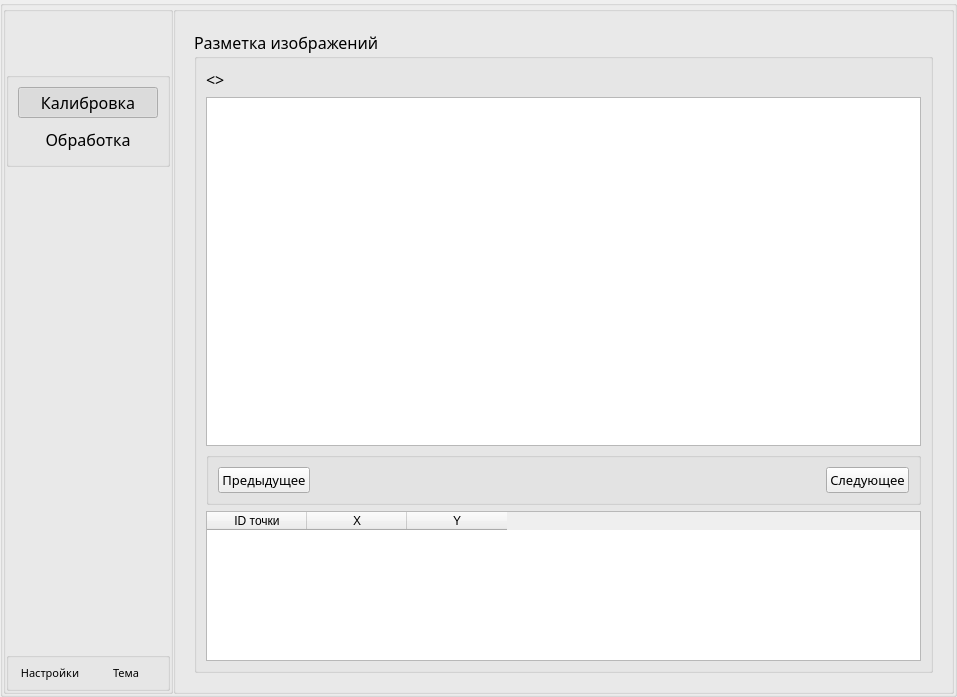
Old version of the form ui/forms/form.ui in the repository cloudsucker/archpoint.
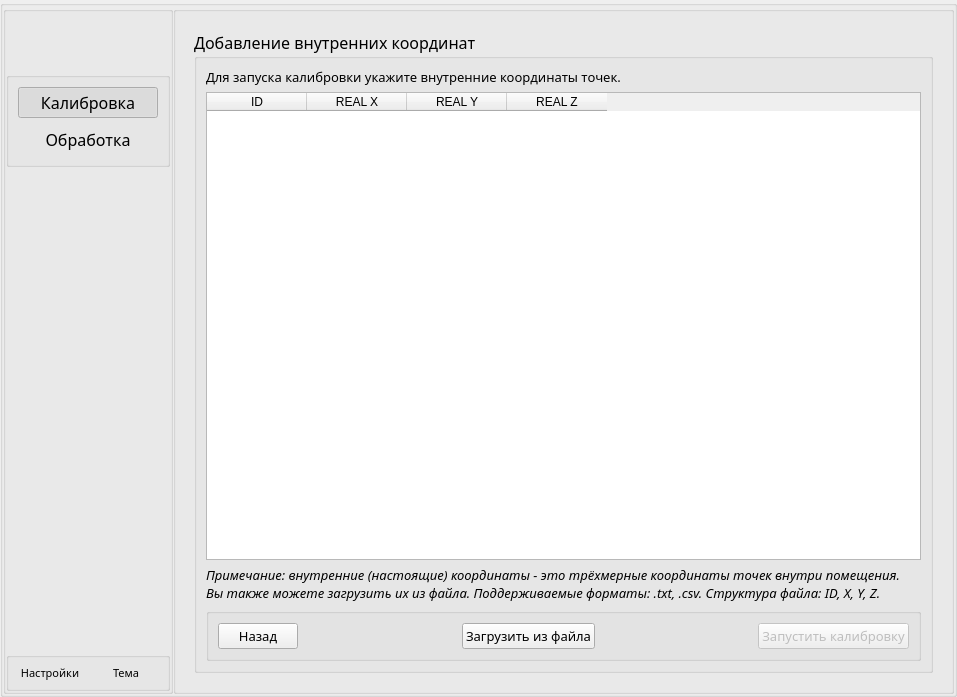
New version of the form.

Commit message: Реализация ручного метода калибровки (#10)

```diff
--- a/ui/forms/form.ui
+++ b/ui/forms/form.ui
@@ -296,7 +296,7 @@
             <number>0</number>
            </property>
            <property name="currentIndex">
-            <number>9</number>
+            <number>10</number>
            </property>
            <widget class="QWidget" name="page_calibrationInitialChoice">
             <layout class="QGridLayout" name="gridLayout_3">
@@ -2023,19 +2023,9 @@
                <property name="title">
                 <string>Разметка изображений</string>
                </property>
-               <layout class="QVBoxLayout" name="verticalLayout_28">
+               <layout class="QHBoxLayout" name="horizontalLayout_21">
                 <item>
-                 <widget class="QLabel" name="label_imageDotsCreator_ImageName">
-                  <property name="text">
-                   <string>&lt;&lt;image name&gt;&gt;</string>
-                  </property>
-                 </widget>
-                </item>
-                <item>
-                 <widget class="QGraphicsView" name="graphicsView_imageDotsCreator_ImagePreview"/>
-                </item>
-                <item>
-                 <widget class="QGroupBox" name="groupBox_imageDotsCreator_ButtonsField">
+                 <widget class="QGroupBox" name="groupBox_dotsCreatorImagePreviewField">
                   <property name="title">
                    <string/>
                   </property>
@@ -2044,22 +2034,19 @@
                   </property>
                   <layout class="QHBoxLayout" name="horizontalLayout_20">
                    <item>
-                    <widget class="QPushButton" name="pushButton_imageDotsCreator_getPreviousImage">
-                     <property name="font">
-                      <font>
-                       <family>Rubik</family>
-                       <pointsize>10</pointsize>
-                      </font>
-                     </property>
+                    <widget class="QLabel" name="label_imageDotsCreator_ImageName">
                      <property name="text">
                       <string>Предыдущее</string>
                      </property>
                     </widget>
                    </item>
                    <item>
-                    <spacer name="horizontalSpacer_imageDotsCreator_betweenButtons">
-                     <property name="orientation">
-                      <enum>Qt::Orientation::Horizontal</enum>
+                    <widget class="QGraphicsView" name="graphicsView_imageDotsCreator_ImagePreview"/>
+                   </item>
+                   <item>
+                    <widget class="QGroupBox" name="groupBox_imageDotsCreator_ButtonsField">
+                     <property name="title">
+                      <string/>
                      </property>
                      <property name="sizeHint" stdset="0">
                       <size>
@@ -2067,7 +2054,48 @@
                        <height>20</height>
                       </size>
                      </property>
-                    </spacer>
+                     <layout class="QHBoxLayout" name="horizontalLayout_20">
+                      <item>
+                       <widget class="QPushButton" name="pushButton_imageDotsCreator_getPreviousImage">
+                        <property name="font">
+                         <font>
+                          <family>Rubik</family>
+                          <pointsize>10</pointsize>
+                         </font>
+                        </property>
+                        <property name="text">
+                         <string>Предыдущее</string>
+                        </property>
+                       </widget>
+                      </item>
+                      <item>
+                       <spacer name="horizontalSpacer_imageDotsCreator_betweenButtons">
+                        <property name="orientation">
+                         <enum>Qt::Orientation::Horizontal</enum>
+                        </property>
+                        <property name="sizeHint" stdset="0">
+                         <size>
+                          <width>505</width>
+                          <height>20</height>
+                         </size>
+                        </property>
+                       </spacer>
+                      </item>
+                      <item>
+                       <widget class="QPushButton" name="pushButton_imageDotsCreator_getNextImage">
+                        <property name="font">
+                         <font>
+                          <family>Rubik</family>
+                          <pointsize>10</pointsize>
+                         </font>
+                        </property>
+                        <property name="text">
+                         <string>Следующее</string>
+                        </property>
+                       </widget>
+                      </item>
+                     </layout>
+                    </widget>
                    </item>
                    <item>
                     <widget class="QPushButton" name="pushButton_imageDotsCreator_getNextImage">
@@ -2087,15 +2115,21 @@
                 </item>
                 <item>
                  <widget class="QTableWidget" name="tableWidget_imageDotsCreator_DotsData">
-                  <property name="maximumSize">
-                   <size>
-                    <width>16777215</width>
-                    <height>150</height>
-                   </size>
+                  <property name="font">
+                   <font>
+                    <family>Rubik</family>
+                    <pointsize>10</pointsize>
+                   </font>
                   </property>
+                  <attribute name="horizontalHeaderDefaultSectionSize">
+                   <number>40</number>
+                  </attribute>
+                  <attribute name="verticalHeaderDefaultSectionSize">
+                   <number>20</number>
+                  </attribute>
                   <column>
                    <property name="text">
-                    <string>ID точки</string>
+                    <string>ID</string>
                    </property>
                   </column>
                   <column>
@@ -2115,6 +2149,156 @@
              </item>
             </layout>
            </widget>
+           <widget class="QWidget" name="page_calibrationSteps_5_ImageDotsCreating_SetCoords">
+            <layout class="QVBoxLayout" name="verticalLayout_35">
+             <item>
+              <widget class="QGroupBox" name="groupBox_settingRealCoordinates_main">
+               <property name="title">
+                <string>Добавление внутренних координат</string>
+               </property>
+               <layout class="QVBoxLayout" name="verticalLayout_28">
+                <item>
+                 <widget class="QLabel" name="label_setRealCoordinates_PageInfo">
+                  <property name="font">
+                   <font>
+                    <family>Rubik</family>
+                    <pointsize>10</pointsize>
+                   </font>
+                  </property>
+                  <property name="text">
+                   <string>Для запуска калибровки укажите внутренние координаты точек.</string>
+                  </property>
+                 </widget>
+                </item>
+                <item>
+                 <widget class="QTableWidget" name="tableWidget_imageDotsAndRealCoordinates">
+                  <property name="sortingEnabled">
+                   <bool>true</bool>
+                  </property>
+                  <column>
+                   <property name="text">
+                    <string>ID</string>
+                   </property>
+                  </column>
+                  <column>
+                   <property name="text">
+                    <string>REAL X</string>
+                   </property>
+                  </column>
+                  <column>
+                   <property name="text">
+                    <string>REAL Y</string>
+                   </property>
+                  </column>
+                  <column>
+                   <property name="text">
+                    <string>REAL Z</string>
+                   </property>
+                  </column>
+                 </widget>
+                </item>
+                <item>
+                 <widget class="QLabel" name="label_setRealCoordinates_tips">
+                  <property name="font">
+                   <font>
+                    <family>Rubik</family>
+                    <pointsize>10</pointsize>
+                    <italic>true</italic>
+                   </font>
+                  </property>
+                  <property name="text">
+                   <string>Примечание: внутренние (настоящие) координаты - это трёхмерные координаты точек внутри помещения. Вы также можете загрузить их из файла. Поддерживаемые форматы: .txt, .csv. Структура файла: ID, X, Y, Z.</string>
+                  </property>
+                  <property name="scaledContents">
+                   <bool>false</bool>
+                  </property>
+                  <property name="wordWrap">
+                   <bool>true</bool>
+                  </property>
+                 </widget>
+                </item>
+                <item>
+                 <widget class="QGroupBox" name="groupBox_setRealCoordinatesPage_buttons">
+                  <property name="title">
+                   <string/>
+                  </property>
+                  <layout class="QHBoxLayout" name="horizontalLayout_23">
+                   <item>
+                    <widget class="QPushButton" name="pushButton_returnToDotsCreator">
+                     <property name="font">
+                      <font>
+                       <family>Rubik</family>
+                       <pointsize>10</pointsize>
+                      </font>
+                     </property>
+                     <property name="text">
+                      <string>Назад</string>
+                     </property>
+                    </widget>
+                   </item>
+                   <item>
+                    <spacer name="horizontalSpacer_setRealCoordinatesPage_betweenButtons_left">
+                     <property name="orientation">
+                      <enum>Qt::Orientation::Horizontal</enum>
+                     </property>
+                     <property name="sizeHint" stdset="0">
+                      <size>
+                       <width>40</width>
+                       <height>20</height>
+                      </size>
+                     </property>
+                    </spacer>
+                   </item>
+                   <item>
+                    <widget class="QPushButton" name="pushButton_loadRealCoordinatesFromFile">
+                     <property name="font">
+                      <font>
+                       <family>Rubik</family>
+                       <pointsize>10</pointsize>
+                      </font>
+                     </property>
+                     <property name="text">
+                      <string>Загрузить из файла</string>
+                     </property>
+                    </widget>
+                   </item>
+                   <item>
+                    <spacer name="horizontalSpacer_setRealCoordinatesPage_betweenButtons_right">
+                     <property name="orientation">
+                      <enum>Qt::Orientation::Horizontal</enum>
+                     </property>
+                     <property name="sizeHint" stdset="0">
+                      <size>
+                       <width>40</width>
+                       <height>20</height>
+                      </size>
+                     </property>
+                    </spacer>
+                   </item>
+                   <item>
+                    <widget class="QPushButton" name="pushButton_startCalibrationProcessFromSettingRealCoordinates">
+                     <property name="enabled">
+                      <bool>false</bool>
+                     </property>
+                     <property name="font">
+                      <font>
+                       <family>Rubik</family>
+                       <pointsize>10</pointsize>
+                      </font>
+                     </property>
+                     <property name="text">
+                      <string>Запустить калибровку</string>
+                     </property>
+                    </widget>
+                   </item>
+                  </layout>
+                 </widget>
+                </item>
+               </layout>
+              </widget>
+             </item>
+            </layout>
+           </widget>
            <widget class="QWidget" name="page_calibrationSteps_5_done">
             <layout class="QVBoxLayout" name="verticalLayout_17">
              <item>
```
Left out of the diff: 154 changed lines with no effect on the pictures. The commit also changes 31 other files.
